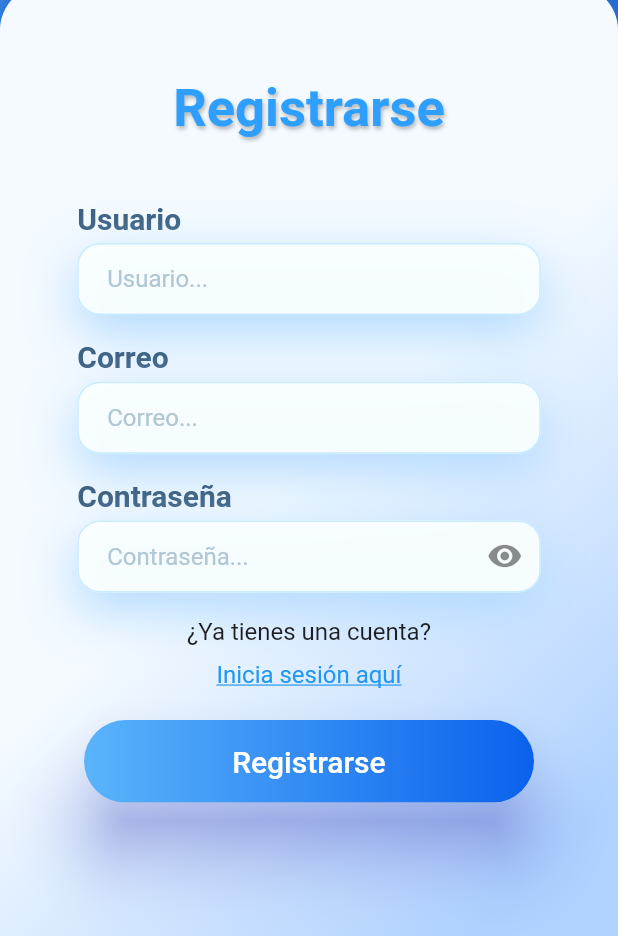
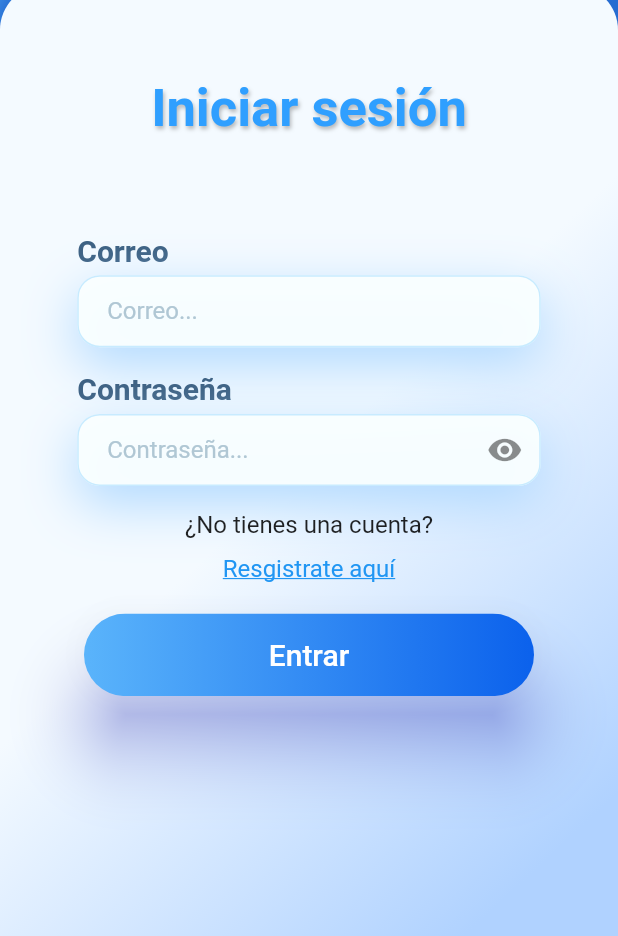
Before and after one commit to JesuBermudez/SafeSync, a Flutter app: the screen it shows after launch, on a phone screen of 412 x 824 dp, the part 300-1236 px from its top. Run offline on Flutter 3.47's test engine with Material 2 defaults, Android fonts, the light colour scheme and no system bars; our stand-ins replace get.

```diff
--- /dev/null
+++ b/lib/pages/login_page.dart
@@ -0,0 +1,38 @@
+import 'package:flutter/material.dart';
+import '../ui/containers/containers.dart';
+
+class LoginPage extends StatelessWidget {
+  const LoginPage({super.key});
+
+  @override
+  Widget build(BuildContext context) {
+    // final screenWidth = MediaQuery.of(context).size.width;
+    return  Scaffold(
+      resizeToAvoidBottomInset: false,
+      body: Stack(
+        children: [
+          //Fondo azul con logo y nombre de la app
+          const Positioned(
+            top: 0,
+            left: 0,
+            right: 0,
+            height: 215,
+            child: ContainerTitle(),
+          ),
+
+          //Contenedor de los imputs
+          Positioned(
+            bottom: 0,
+            left: 0,
+            right: 0,
+            top: 140,
+            child: ContainerInputs(
+              view: false,
+              textContainer: 'Iniciar sesión'
+            ),
+          ),
+        ],
+      ),
+    );
+  }
+}
--- a/lib/routes/routes.dart
+++ b/lib/routes/routes.dart
@@ -1,6 +1,10 @@
 import 'package:flutter/material.dart';
+import 'package:safesync/pages/login_page.dart';
 import 'package:safesync/pages/register_page.dart';
 
 Map<String, WidgetBuilder> getAppRoutes() {
-  return <String, WidgetBuilder>{'/': (BuildContext context) => const RegisterPage()};
+  return <String, WidgetBuilder>{
+    '/': (BuildContext context) => const LoginPage(),
+    '/register': (BuildContext context) => const RegisterPage()
+    };
 }
--- a/lib/ui/containers/containers.dart
+++ b/lib/ui/containers/containers.dart
@@ -125,10 +125,10 @@ class ContainerInputs extends StatelessWidget {
           ),
           SizedBox(height: Get.height * 0.02),
           createRedirection(
-              text: '¿Ya tienes una cuenta?', textLink: 'Inicia sesión aquí'),
+              text: view ? "¿Ya tienes una cuenta?" : "¿No tienes una cuenta?", textLink: view ? "Inicia sesión aquí" : "Resgistrate aquí"),
           SizedBox(height: Get.height * 0.025),
           createButton(
-              text: 'Registrarse',
+              text: view ? 'Registrarse' : 'Entrar',
               registerd: user.dataUser(_usernameController.text,
                   _emialController.text, _passwordController.text))
         ],
```
Also changed, not shown: assets/Digital personal files-amico.png (added), lib/pages/start_page.dart (added), 1 other file.
